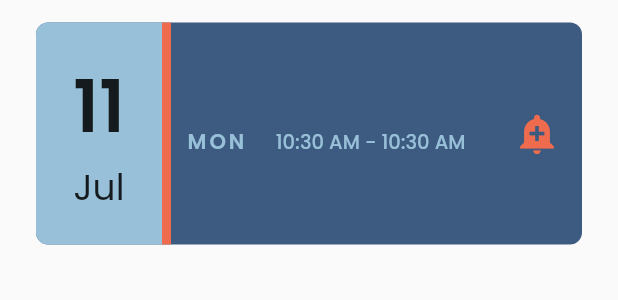
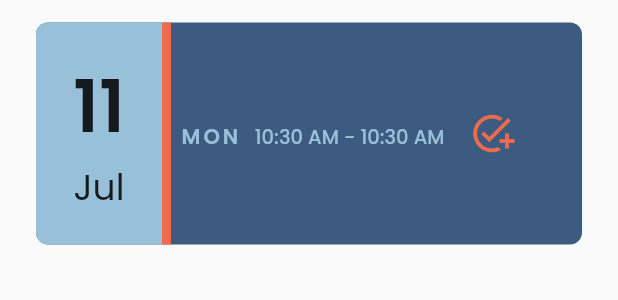
Before and after one commit to kid-116/CPing, a Flutter app: the ContestCard widget shown alone on an empty page, opened directly with empty values, on a phone screen of 412 x 824 dp. Shown: the top 300 px of the screen. Run offline on Flutter 3.47's test engine with Material 2 defaults, Android fonts, the phone set to English and light mode, and no system bars; our stand-ins replace bloc, cloud_firestore, equatable, firebase_auth, firebase_core, flutter_bloc and 3 more; missing offline and left inert: googleapis; accounts and stored records are empty.

Commit message:
Fix minor renderflow errors

```diff
--- a/cping/lib/pages/home.dart
+++ b/cping/lib/pages/home.dart
@@ -71,15 +71,12 @@ Expanded listRegisteredContests() {
                     contest: contests[index],
                   );
                 })
-            : const Expanded(
-          child: Center(
+            : const Center(
               child: Image(
                 image: AssetImage('assets/images/empty.png'),
                 width: 250,
                 color: Color.fromRGBO(255, 255, 255, 0.3),
                 colorBlendMode: BlendMode.modulate,
-              // color: Colors.white.withOpacity(0.3),
-            ),
               ),
             );
       },
--- a/cping/lib/widgets/contest_card.dart
+++ b/cping/lib/widgets/contest_card.dart
@@ -34,7 +34,6 @@ class _ContestCardState extends State<ContestCard> {
           color: darkTheme.colorScheme.primary,
           borderRadius: BorderRadius.circular(8)
         ),
-
         margin: const EdgeInsets.symmetric(vertical: 15),
         child: Row(
           children: [
@@ -77,15 +76,15 @@ class _ContestCardState extends State<ContestCard> {
               ),
             ),
             Container(
-              width: 220,
-              padding: const EdgeInsets.fromLTRB(10, 24, 10, 0),
+              width: 190,
+              padding: const EdgeInsets.fromLTRB(6, 24, 6, 0),
               child: Column(
                   crossAxisAlignment: CrossAxisAlignment.start,
                   children: <Widget>[
                 Text(
                   widget.contest.name,
                   style: GoogleFonts.poppins(
-                      fontSize: 20,
+                      fontSize: 18,
                       fontWeight: FontWeight.w800,
                       color: Colors.white),
                 ),
@@ -104,7 +103,7 @@ class _ContestCardState extends State<ContestCard> {
                             fontWeight: FontWeight.w600,
                             letterSpacing: 2)),
                     const SizedBox(
-                      width: 20,
+                      width: 10,
                     ),
                     Text(
                         DateFormat("hh:mm aaa")
@@ -125,7 +124,7 @@ class _ContestCardState extends State<ContestCard> {
             ),
             widget.contest.calendarId == 'null'
                 ? IconButton(
-                  icon: const Icon(Icons.add_alert, size: 35),
+                  icon: const Icon(Icons.add_task_sharp, size: 35),
                     color: darkTheme.indicatorColor,
                     onPressed: () async {
                       CalendarClient client = CalendarClient();
@@ -152,12 +151,12 @@ class _ContestCardState extends State<ContestCard> {
                         debugPrint(e.toString());
                       }
                       showActionSnackBar(
-                          context, "Event has been added to your calender");
+                          context, "Contest added to your calender");
                     },
 
             )
                 : IconButton(
-              icon: const Icon(Icons.add_alert, size: 30),
+              icon: const Icon(Icons.add_task_sharp, size: 30),
               color: darkTheme.highlightColor,
                     onPressed: () async {
                       try {
@@ -171,7 +170,7 @@ class _ContestCardState extends State<ContestCard> {
                         debugPrint(e.toString());
                       }
                       showActionSnackBar(
-                          context, "Event has been removed from your calender");
+                          context, "Contest removed from your calender");
                     },
                   )
           ],
```
Lines whose indentation alone changed are shown as unchanged.
